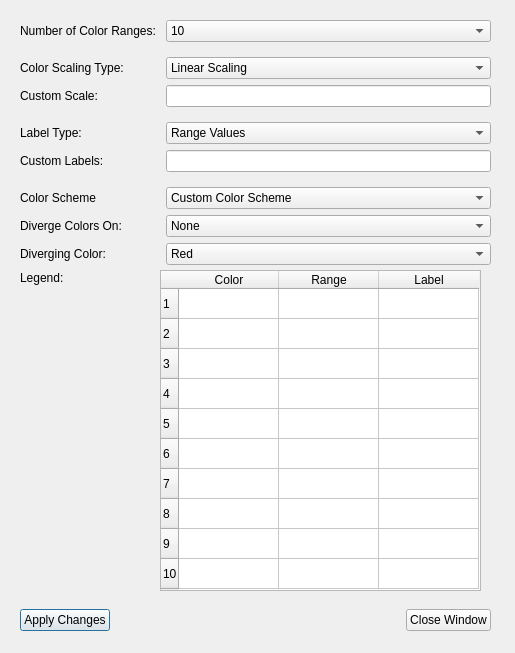
This is opus_gui/results_manager/views/mapnik_options_dialog.ui in psrc/urbansim as Qt 5 draws it before an edit. The edited form follows.
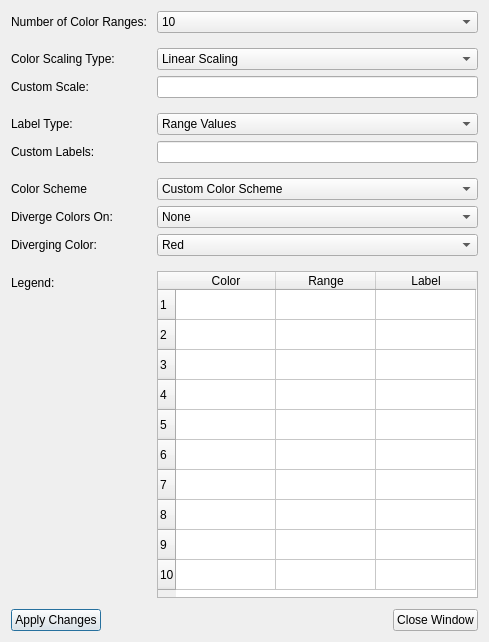
This is the edited form.

Commit message: Updated Mapnik Options Dialog window so that all items in the window are in a single layout (for better spacing on Mac and Linux).

What changed in the file:
```diff
--- a/opus_gui/results_manager/views/mapnik_options_dialog.ui
+++ b/opus_gui/results_manager/views/mapnik_options_dialog.ui
@@ -5,22 +5,15 @@
    <rect>
     <x>0</x>
     <y>0</y>
-    <width>515</width>
-    <height>653</height>
+    <width>473</width>
+    <height>642</height>
    </rect>
   </property>
   <property name="windowTitle" >
    <string>Dialog</string>
   </property>
-  <widget class="QWidget" name="formLayoutWidget" >
-   <property name="geometry" >
-    <rect>
-     <x>20</x>
-     <y>20</y>
-     <width>471</width>
-     <height>328</height>
-    </rect>
-   </property>
+  <layout class="QVBoxLayout" name="verticalLayout" >
+   <item>
    <layout class="QFormLayout" name="formLayout" >
     <property name="fieldGrowthPolicy" >
      <enum>QFormLayout::AllNonFixedFieldsGrow</enum>
@@ -86,6 +79,16 @@
       </item>
      </widget>
     </item>
+     <item row="1" column="1" >
+      <widget class="Line" name="line" >
+       <property name="lineWidth" >
+        <number>0</number>
+       </property>
+       <property name="orientation" >
+        <enum>Qt::Horizontal</enum>
+       </property>
+      </widget>
+     </item>
     <item row="2" column="0" >
      <widget class="QLabel" name="label_2" >
       <property name="text" >
@@ -126,6 +129,16 @@
       </property>
      </widget>
     </item>
+     <item row="4" column="1" >
+      <widget class="Line" name="line_2" >
+       <property name="lineWidth" >
+        <number>0</number>
+       </property>
+       <property name="orientation" >
+        <enum>Qt::Horizontal</enum>
+       </property>
+      </widget>
+     </item>
     <item row="5" column="0" >
      <widget class="QLabel" name="label_8" >
       <property name="text" >
@@ -161,6 +174,16 @@
       </property>
      </widget>
     </item>
+     <item row="7" column="1" >
+      <widget class="Line" name="line_3" >
+       <property name="lineWidth" >
+        <number>0</number>
+       </property>
+       <property name="orientation" >
+        <enum>Qt::Horizontal</enum>
+       </property>
+      </widget>
+     </item>
     <item row="8" column="0" >
      <widget class="QLabel" name="label_4" >
       <property name="text" >
@@ -289,43 +312,6 @@
       </item>
      </widget>
     </item>
-    <item row="11" column="0" >
-     <widget class="QLabel" name="label_5" >
-      <property name="text" >
-       <string>Legend:</string>
-      </property>
-     </widget>
-    </item>
-    <item row="1" column="1" >
-     <widget class="Line" name="line" >
-      <property name="lineWidth" >
-       <number>0</number>
-      </property>
-      <property name="orientation" >
-       <enum>Qt::Horizontal</enum>
-      </property>
-     </widget>
-    </item>
-    <item row="4" column="1" >
-     <widget class="Line" name="line_2" >
-      <property name="lineWidth" >
-       <number>0</number>
-      </property>
-      <property name="orientation" >
-       <enum>Qt::Horizontal</enum>
-      </property>
-     </widget>
-    </item>
-    <item row="7" column="1" >
-     <widget class="Line" name="line_3" >
-      <property name="lineWidth" >
-       <number>0</number>
-      </property>
-      <property name="orientation" >
-       <enum>Qt::Horizontal</enum>
-      </property>
-     </widget>
-    </item>
     <item row="11" column="1" >
      <widget class="Line" name="line_4" >
       <property name="lineWidth" >
@@ -336,23 +322,39 @@
       </property>
      </widget>
     </item>
-   </layout>
-  </widget>
+     <item row="12" column="0" >
+      <widget class="QLabel" name="label_5" >
+       <property name="text" >
+        <string>Legend:</string>
+       </property>
+      </widget>
+     </item>
+     <item row="12" column="1" >
   <widget class="QTableWidget" name="tbl_Colors" >
-   <property name="geometry" >
-    <rect>
-     <x>160</x>
-     <y>270</y>
-     <width>321</width>
-     <height>321</height>
-    </rect>
-   </property>
    <property name="sizePolicy" >
-    <sizepolicy vsizetype="Expanding" hsizetype="Expanding" >
+        <sizepolicy vsizetype="Expanding" hsizetype="Fixed" >
      <horstretch>0</horstretch>
      <verstretch>0</verstretch>
     </sizepolicy>
    </property>
+       <property name="minimumSize" >
+        <size>
+         <width>321</width>
+         <height>326</height>
+        </size>
+       </property>
+       <property name="maximumSize" >
+        <size>
+         <width>16777215</width>
+         <height>16777215</height>
+        </size>
+       </property>
+       <property name="sizeIncrement" >
+        <size>
+         <width>0</width>
+         <height>0</height>
+        </size>
+       </property>
    <property name="layoutDirection" >
     <enum>Qt::LeftToRight</enum>
    </property>
@@ -397,15 +399,26 @@
     </property>
    </column>
   </widget>
-  <widget class="QWidget" name="horizontalLayoutWidget" >
-   <property name="geometry" >
-    <rect>
-     <x>20</x>
-     <y>600</y>
-     <width>471</width>
-     <height>41</height>
-    </rect>
-   </property>
+     </item>
+    </layout>
+   </item>
+   <item>
+    <spacer name="verticalSpacer" >
+     <property name="orientation" >
+      <enum>Qt::Vertical</enum>
+     </property>
+     <property name="sizeType" >
+      <enum>QSizePolicy::Fixed</enum>
+     </property>
+     <property name="sizeHint" stdset="0" >
+      <size>
+       <width>20</width>
+       <height>5</height>
+      </size>
+     </property>
+    </spacer>
+   </item>
+   <item>
    <layout class="QHBoxLayout" name="horizontalLayout" >
     <item>
      <widget class="QPushButton" name="pb_applyChanges" >
@@ -435,10 +448,8 @@
      </widget>
     </item>
    </layout>
-   <zorder>pb_applyChanges</zorder>
-   <zorder>pb_closeWindow</zorder>
-   <zorder>horizontalSpacer</zorder>
-  </widget>
+   </item>
+  </layout>
  </widget>
  <resources/>
  <connections>
```
Lines whose indentation alone changed are shown as unchanged. The commit also changes 1 other file.
